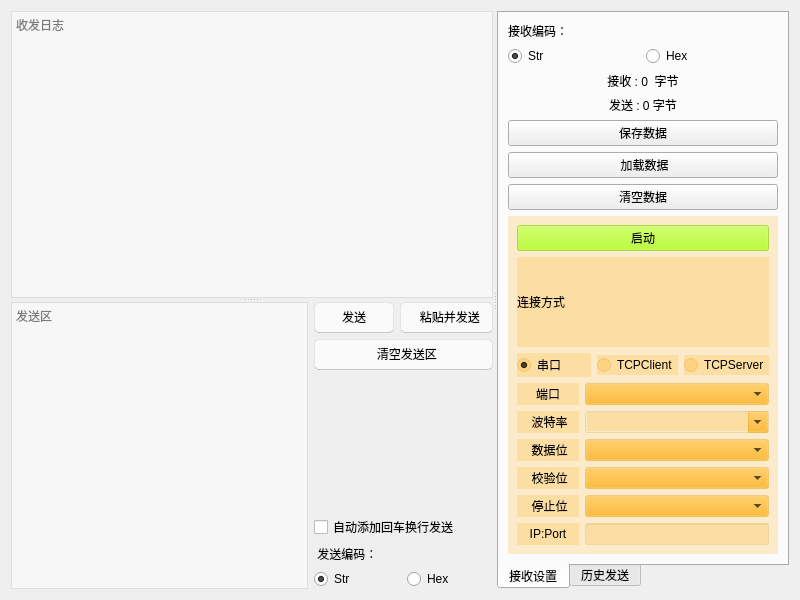
Qt form components/ComTool/comtool.ui (xutongxin1/WirelessMonitor) before a commit.
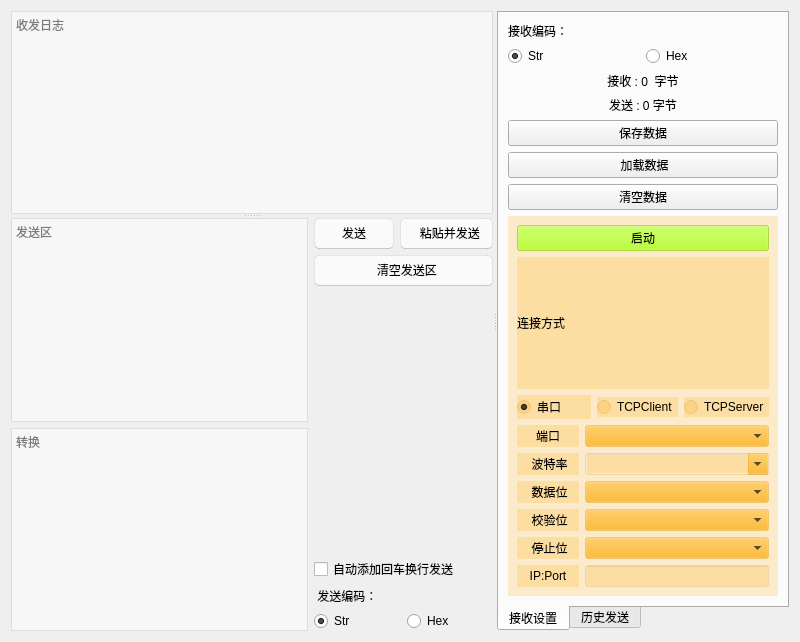
The same form after that commit. The open tabs and pages were chosen to show the change. Custom widgets are drawn as their Qt base class.

```diff
--- a/components/ComTool/comtool.ui
+++ b/components/ComTool/comtool.ui
@@ -7,7 +7,7 @@
     <x>0</x>
     <y>0</y>
     <width>800</width>
-    <height>600</height>
+    <height>642</height>
    </rect>
   </property>
   <property name="sizePolicy">
@@ -33,6 +33,12 @@
           <property name="enabled">
            <bool>true</bool>
           </property>
+          <property name="maximumSize">
+           <size>
+            <width>16777215</width>
+            <height>400</height>
+           </size>
+          </property>
           <property name="styleSheet">
            <string notr="true">background-color: rgba(255, 255, 255, 125);</string>
           </property>
@@ -52,8 +58,10 @@
            <string>收发日志</string>
           </property>
          </widget>
-         <widget class="QWidget" name="layoutWidget">
-          <layout class="QHBoxLayout" name="horizontalLayout_2" stretch="4,1">
+         <widget class="QWidget" name="horizontalLayoutWidget_2">
+          <layout class="QHBoxLayout" name="horizontalLayout_8">
+           <item>
+            <layout class="QVBoxLayout" name="verticalLayout_12">
            <item>
             <widget class="QTextEdit" name="SendDataEdit">
              <property name="styleSheet">
@@ -65,6 +73,18 @@
             </widget>
            </item>
            <item>
+              <widget class="QTextEdit" name="TranslateEdit">
+               <property name="styleSheet">
+                <string notr="true">background-color: rgba(255, 255, 255, 125);</string>
+               </property>
+               <property name="placeholderText">
+                <string>转换</string>
+               </property>
+              </widget>
+             </item>
+            </layout>
+           </item>
+           <item>
             <layout class="QVBoxLayout" name="verticalLayout_2">
              <item>
               <layout class="QHBoxLayout" name="horizontalLayout_5">
```
Left out of the diff: 2 changed lines with no effect on the pictures. Lines whose indentation alone changed are shown as unchanged.
